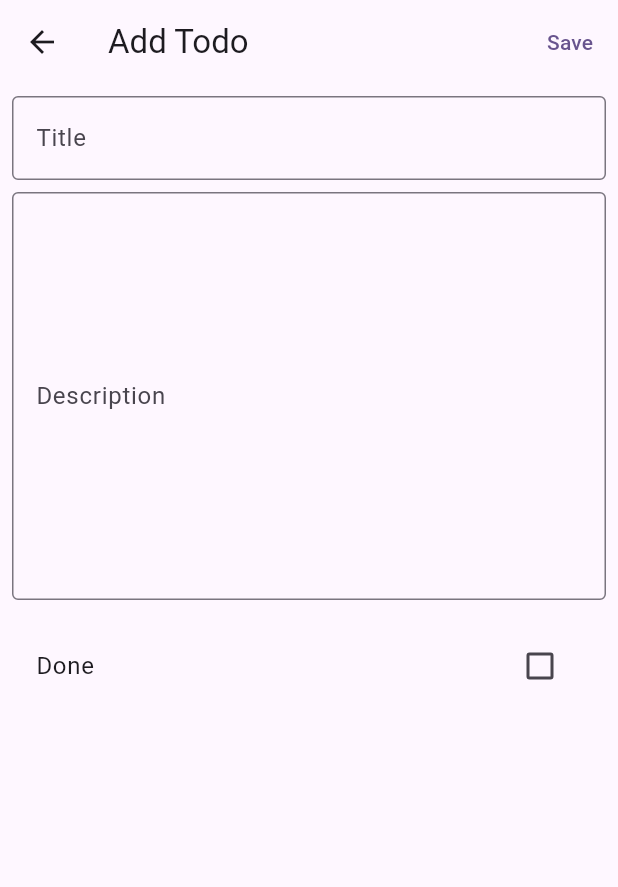
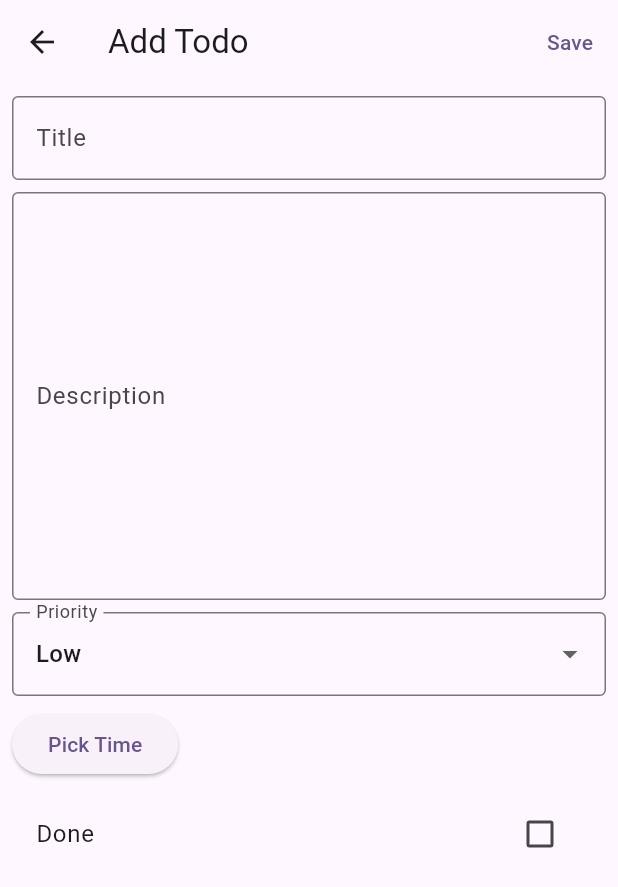
Before and after one commit to nhao2003/todo_demo, a Flutter app: the screen it shows after launch, after a tap on the "add" icon, on a phone screen of 412 x 824 dp. Shown: the top 887 px of the screen. Run offline on Flutter 3.47's test engine with Material 3 defaults, Android fonts, the light colour scheme and no system bars; our stand-ins replace dio, flutter_slidable; network calls fail.

```diff
--- a/todo_client/lib/home_screen.dart
+++ b/todo_client/lib/home_screen.dart
@@ -45,7 +45,7 @@ class _HomeScreenState extends State<HomeScreen> {
   Widget build(BuildContext context) {
     return Scaffold(
       appBar: AppBar(
-          title: Text('Todo List'),
+          title: const Text('Todo List'),
           backgroundColor: Theme.of(context).colorScheme.inversePrimary),
       body: FutureBuilder<List<Todo>>(
           future: _todoRepository.fetchTodos(),
@@ -62,6 +62,7 @@ class _HomeScreenState extends State<HomeScreen> {
             todos.clear();
             todos.addAll(snapshot.data!);
             return ListView.builder(
+              key: UniqueKey(),
               itemCount: todos.length,
               itemBuilder: (BuildContext context, int index) {
                 final todo = snapshot.data![index];
@@ -70,8 +71,8 @@ class _HomeScreenState extends State<HomeScreen> {
                     motion: const ScrollMotion(),
                     children: [
                       SlidableAction(
-                        onPressed: (context) {
-                          _todoRepository.deleteTodo(todo);
+                        onPressed: (context) async {
+                          await _todoRepository.deleteTodo(todo);
                           setState(() {});
                         },
                         label: 'Delete',
@@ -80,15 +81,44 @@ class _HomeScreenState extends State<HomeScreen> {
                     ],
                   ),
                   child: ListTile(
-                    title: Text(todo.title),
-                    subtitle: Text(todo.description),
-                    trailing: Checkbox(
+                    title: Text(todo.title,
+                        style: TextStyle(
+                          decoration:
+                              todo.done ? TextDecoration.lineThrough : null,
+                        )),
+                    subtitle: Column(
+                      crossAxisAlignment: CrossAxisAlignment.start,
+                      children: [
+                        Text(todo.description, maxLines: 1),
+                        todo.time != null
+                            ? Text(
+                                '${todo.time!.hour}:${todo.time!.minute} ${todo.time!.day}/${todo.time!.month}/${todo.time!.year}')
+                            : const SizedBox.shrink(),
+                      ],
+                    ),
+                    leading: Checkbox(
                       value: todo.done,
                       onChanged: (bool? value) async {
                         todo.done = value!;
                         await _todoRepository.updateTodo(todo);
                         setState(() {});
                       },
+                    ),
+                    // Priority
+                    trailing: Container(
+                      padding: const EdgeInsets.all(8),
+                      decoration: BoxDecoration(
+                        color: todo.priority == Priority.low
+                            ? Colors.green
+                            : todo.priority == Priority.medium
+                                ? Colors.orange
+                                : Colors.red,
+                        borderRadius: BorderRadius.circular(8),
+                      ),
+                      child: Text(
+                        todo.priority.dislayName,
+                        style: const TextStyle(color: Colors.white),
+                      ),
                     ),
                     onTap: () async {
                       await openAddTodoPopup(todo);
@@ -103,7 +133,7 @@ class _HomeScreenState extends State<HomeScreen> {
           await openAddTodoPopup(null);
         },
         tooltip: 'Add Todo',
-        child: Icon(Icons.add),
+        child: const Icon(Icons.add),
       ),
     );
   }
--- a/todo_client/lib/main.dart
+++ b/todo_client/lib/main.dart
@@ -13,22 +13,8 @@ class MyApp extends StatelessWidget {
   Widget build(BuildContext context) {
     return MaterialApp(
       title: 'Flutter Demo',
+      debugShowCheckedModeBanner: false,
       theme: ThemeData(
-        // This is the theme of your application.
-        //
-        // TRY THIS: Try running your application with "flutter run". You'll see
-        // the application has a purple toolbar. Then, without quitting the app,
-        // try changing the seedColor in the colorScheme below to Colors.green
-        // and then invoke "hot reload" (save your changes or press the "hot
-        // reload" button in a Flutter-supported IDE, or press "r" if you used
-        // the command line to start the app).
-        //
-        // Notice that the counter didn't reset back to zero; the application
-        // state is not lost during the reload. To reset the state, use hot
-        // restart instead.
-        //
-        // This works for code too, not just values: Most code changes can be
-        // tested with just a hot reload.
         colorScheme: ColorScheme.fromSeed(seedColor: Colors.deepPurple),
         useMaterial3: true,
       ),
--- a/todo_client/lib/models/todo.dart
+++ b/todo_client/lib/models/todo.dart
@@ -1,17 +1,49 @@
-enum Priority { low, medium, high }
+enum Priority {
+  low,
+  medium,
+  high;
+
+  String get dislayName {
+    switch (this) {
+      case Priority.low:
+        return 'Low';
+      case Priority.medium:
+        return 'Medium';
+      case Priority.high:
+        return 'High';
+    }
+  }
+
+  static Priority fromString(String value) {
+    switch (value) {
+      case 'Low':
+        return Priority.low;
+      case 'Medium':
+        return Priority.medium;
+      case 'High':
+        return Priority.high;
+      default:
+        return Priority.low;
+    }
+  }
+}
 
 class Todo {
   String id;
   String title;
   String description;
+  Priority priority;
   bool done;
+  DateTime? time;
   DateTime createdAt;
 
   Todo({
     required this.id,
     required this.title,
     required this.description,
+    required this.priority,
     required this.done,
+    required this.time,
     required this.createdAt,
   });
 
@@ -20,7 +52,9 @@ class Todo {
       id: json['_id'],
       title: json['title'],
       description: json['description'],
+      priority: Priority.fromString(json['priority']),
       done: json['done'],
+      time: json['time'] != null ? DateTime.parse(json['time']) : null,
       createdAt: DateTime.parse(json['createdAt']),
     );
   }
@@ -30,7 +64,8 @@ class Todo {
       'title': title,
       'description': description,
       'done': done,
-      'createdAt': createdAt.toIso8601String(),
+      'priority': priority.name,
+      'time': time?.toIso8601String(),
     };
   }
 
@@ -45,8 +80,10 @@ class Todo {
       id: id ?? this.id,
       title: title ?? this.title,
       description: description ?? this.description,
+      priority: priority,
       done: done ?? this.done,
       createdAt: createdAt ?? this.createdAt,
+      time: time,
     );
   }
 }
--- a/todo_client/lib/todo_pop_up.dart
+++ b/todo_client/lib/todo_pop_up.dart
@@ -23,7 +23,8 @@ class _AddEditTodoScreenState extends State<AddEditTodoScreen> {
   late TextEditingController _titleController;
   late TextEditingController _descriptionController;
   bool _done = false;
-
+  Priority _priority = Priority.low;
+  DateTime? _time;
   @override
   void initState() {
     super.initState();
@@ -57,7 +58,9 @@ class _AddEditTodoScreenState extends State<AddEditTodoScreen> {
                 title: _titleController.text,
                 description: _descriptionController.text,
                 done: _done,
-                createdAt: DateTime.now(),
+                priority: _priority,
+                time: _time,
+                createdAt: widget.todo?.createdAt ?? DateTime.now(),
               );
               Navigator.of(context).pop<TodoPopupResult>(
                   TodoPopupResult(todo: todo, isNew: widget.todo == null));
@@ -70,6 +73,7 @@ class _AddEditTodoScreenState extends State<AddEditTodoScreen> {
         child: Padding(
           padding: const EdgeInsets.all(8.0),
           child: Column(
+            crossAxisAlignment: CrossAxisAlignment.start,
             mainAxisSize: MainAxisSize.min,
             children: <Widget>[
               TextField(
@@ -85,6 +89,57 @@ class _AddEditTodoScreenState extends State<AddEditTodoScreen> {
                 maxLines: 10,
               ),
               const SizedBox(height: 8),
+              //ComboBox
+              DropdownButtonFormField<Priority>(
+                decoration: const InputDecoration(
+                  labelText: 'Priority',
+                  border: OutlineInputBorder(),
+                ),
+                value: _priority,
+                onChanged: (Priority? value) {
+                  setState(() {
+                    _priority = value ?? Priority.low;
+                  });
+                },
+                items: Priority.values
+                    .map((Priority priority) => DropdownMenuItem<Priority>(
+                          value: priority,
+                          child: Text(priority.dislayName),
+                        ))
+                    .toList(),
+              ),
+              const SizedBox(height: 8),
+              //DateTimePicker
+              ElevatedButton(
+                onPressed: () async {
+                  final DateTime? time = await showDatePicker(
+                    context: context,
+                    initialDate: DateTime.now(),
+                    firstDate: DateTime(2000),
+                    lastDate: DateTime(2100),
+                  );
+                  if (time != null) {
+                    final TimeOfDay? pickedTime = await showTimePicker(
+                      context: context,
+                      initialTime: TimeOfDay.now(),
+                    );
+                    if (pickedTime != null) {
+                      setState(() {
+                        _time = DateTime(
+                          time.year,
+                          time.month,
+                          time.day,
+                          pickedTime.hour,
+                          pickedTime.minute,
+                        );
+                      });
+                    }
+                  }
+                },
+                child: Text(_time == null
+                    ? 'Pick Time'
+                    : 'Time: ${_time!.toLocal().toString()}'),
+              ),
               const SizedBox(height: 8),
               CheckboxListTile(
                 title: const Text('Done'),
```
Also changed, not shown: 3 other files.
